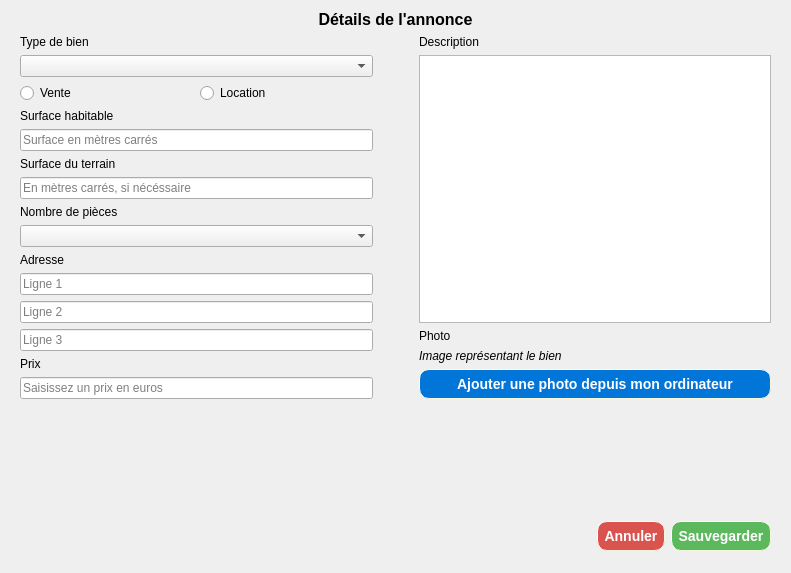
Above: annonce.ui from tonydd/IHMo before the change. Below: the same form after it.
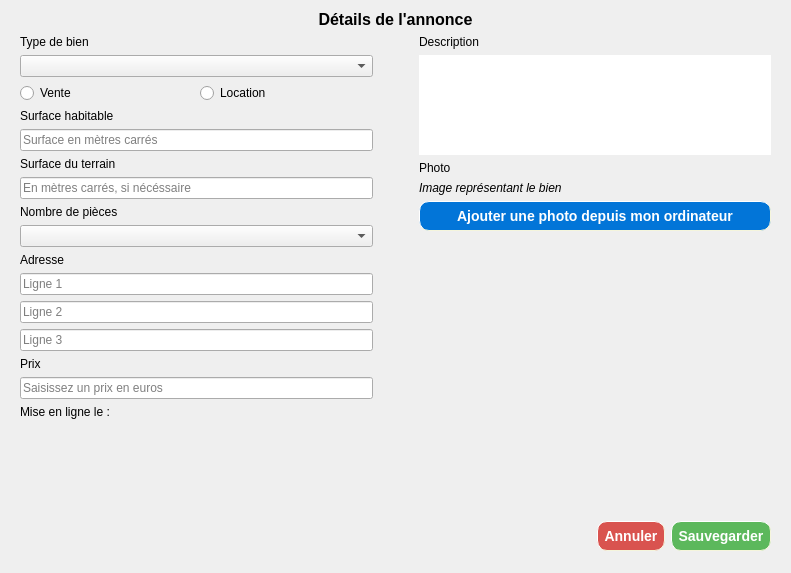
That is the form after the change. Icons and pictures are not drawn.

Commit message: Styling mineu + date Creation

The edit to the form file:
```diff
--- a/annonce.ui
+++ b/annonce.ui
@@ -198,7 +198,7 @@
          <enum>Qt::Horizontal</enum>
         </property>
         <property name="sizeType">
-         <enum>QSizePolicy::Minimum</enum>
+         <enum>QSizePolicy::Preferred</enum>
         </property>
         <property name="sizeHint" stdset="0">
          <size>
@@ -218,7 +218,17 @@
          </widget>
         </item>
         <item>
-         <widget class="QTextEdit" name="txt_desc"/>
+         <widget class="QTextEdit" name="txt_desc">
+          <property name="maximumSize">
+           <size>
+            <width>16777215</width>
+            <height>100</height>
+           </size>
+          </property>
+          <property name="styleSheet">
+           <string notr="true">QTextEdit {border-radius: 2px;}</string>
+          </property>
+         </widget>
         </item>
         <item>
          <widget class="QLabel" name="label_8">
@@ -232,7 +242,7 @@
           <property name="maximumSize">
            <size>
             <width>350</width>
-            <height>16777215</height>
+            <height>350</height>
            </size>
           </property>
           <property name="font">
@@ -268,10 +278,40 @@
           </property>
          </widget>
         </item>
+        <item>
+         <spacer name="verticalSpacer_2">
+          <property name="orientation">
+           <enum>Qt::Vertical</enum>
+          </property>
+          <property name="sizeHint" stdset="0">
+           <size>
+            <width>20</width>
+            <height>40</height>
+           </size>
+          </property>
+         </spacer>
+        </item>
        </layout>
       </item>
      </layout>
     </item>
+    <item>
+     <layout class="QHBoxLayout" name="horizontalLayout_5">
+      <property name="topMargin">
+       <number>0</number>
+      </property>
+      <item>
+       <widget class="QLabel" name="lbl_date">
+        <property name="enabled">
+         <bool>true</bool>
+        </property>
+        <property name="text">
+         <string>Mise en ligne le :</string>
+        </property>
+       </widget>
+      </item>
+     </layout>
+    </item>
     <item>
      <spacer name="verticalSpacer">
       <property name="orientation">
```
Left out of the diff: 32 changed lines with no effect on the pictures. The commit also changes 6 other files.
